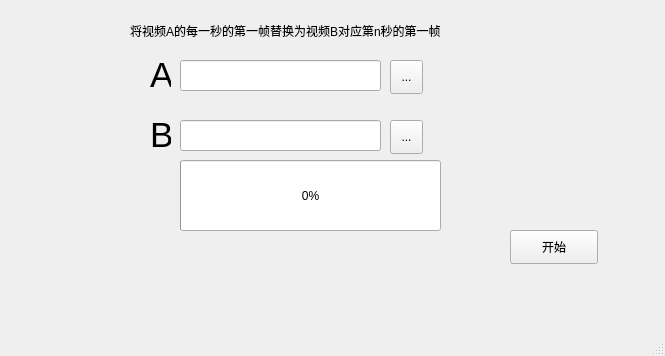
yichun822/Bshit, file mainwindow.ui: the form before one commit.
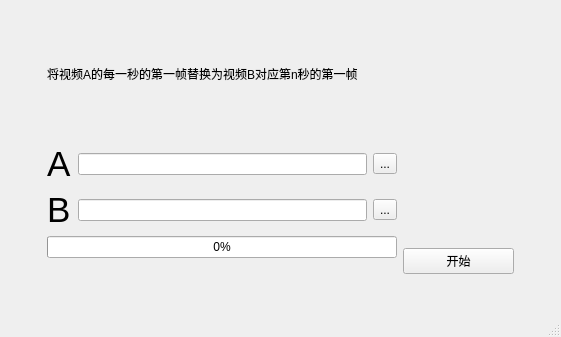
The form after the commit.

Commit message: 优化GUI布局+修bug

What changed in the file:
```diff
--- a/mainwindow.ui
+++ b/mainwindow.ui
@@ -6,125 +6,152 @@
    <rect>
     <x>0</x>
     <y>0</y>
-    <width>665</width>
-    <height>356</height>
+    <width>561</width>
+    <height>337</height>
    </rect>
   </property>
   <property name="windowTitle">
    <string>Bshit</string>
   </property>
   <widget class="QWidget" name="centralwidget">
-   <widget class="QPushButton" name="pushButton">
-    <property name="geometry">
-     <rect>
-      <x>510</x>
-      <y>230</y>
-      <width>88</width>
-      <height>34</height>
-     </rect>
-    </property>
-    <property name="text">
-     <string>开始</string>
-    </property>
-   </widget>
-   <widget class="QToolButton" name="toolButton">
-    <property name="geometry">
-     <rect>
-      <x>390</x>
-      <y>60</y>
-      <width>33</width>
-      <height>34</height>
-     </rect>
-    </property>
-    <property name="text">
-     <string>...</string>
-    </property>
-   </widget>
-   <widget class="QLineEdit" name="lineEdit">
-    <property name="geometry">
-     <rect>
-      <x>180</x>
-      <y>60</y>
-      <width>201</width>
-      <height>31</height>
-     </rect>
-    </property>
-   </widget>
-   <widget class="QLineEdit" name="lineEdit_2">
-    <property name="geometry">
-     <rect>
-      <x>180</x>
-      <y>120</y>
-      <width>201</width>
-      <height>31</height>
-     </rect>
-    </property>
-   </widget>
-   <widget class="QToolButton" name="toolButton_2">
-    <property name="geometry">
-     <rect>
-      <x>390</x>
-      <y>120</y>
-      <width>33</width>
-      <height>34</height>
-     </rect>
-    </property>
-    <property name="text">
-     <string>...</string>
-    </property>
-   </widget>
-   <widget class="QProgressBar" name="progressBar">
-    <property name="geometry">
-     <rect>
-      <x>180</x>
-      <y>160</y>
-      <width>261</width>
-      <height>71</height>
-     </rect>
-    </property>
-    <property name="value">
-     <number>0</number>
-    </property>
-   </widget>
-   <widget class="QLabel" name="label">
-    <property name="geometry">
-     <rect>
-      <x>130</x>
-      <y>20</y>
-      <width>411</width>
-      <height>21</height>
-     </rect>
-    </property>
-    <property name="text">
-     <string>将视频A的每一秒的第一帧替换为视频B对应第n秒的第一帧</string>
-    </property>
-   </widget>
-   <widget class="QLabel" name="label_2">
-    <property name="geometry">
-     <rect>
-      <x>150</x>
-      <y>50</y>
-      <width>21</width>
-      <height>51</height>
-     </rect>
-    </property>
-    <property name="text">
-     <string>&lt;html&gt;&lt;head/&gt;&lt;body&gt;&lt;p&gt;&lt;span style=&quot; font-size:26pt;&quot;&gt;A&lt;/span&gt;&lt;/p&gt;&lt;/body&gt;&lt;/html&gt;</string>
-    </property>
-   </widget>
-   <widget class="QLabel" name="label_3">
-    <property name="geometry">
-     <rect>
-      <x>150</x>
-      <y>110</y>
-      <width>21</width>
-      <height>51</height>
-     </rect>
-    </property>
-    <property name="text">
-     <string>&lt;html&gt;&lt;head/&gt;&lt;body&gt;&lt;p&gt;&lt;span style=&quot; font-size:26pt;&quot;&gt;B&lt;/span&gt;&lt;/p&gt;&lt;/body&gt;&lt;/html&gt;</string>
-    </property>
-   </widget>
+   <layout class="QHBoxLayout" name="horizontalLayout">
+    <item>
+     <spacer name="horizontalSpacer">
+      <property name="orientation">
+       <enum>Qt::Orientation::Horizontal</enum>
+      </property>
+      <property name="sizeHint" stdset="0">
+       <size>
+        <width>55</width>
+        <height>268</height>
+       </size>
+      </property>
+     </spacer>
+    </item>
+    <item>
+     <layout class="QVBoxLayout" name="verticalLayout">
+      <item>
+       <widget class="QLabel" name="label">
+        <property name="text">
+         <string>将视频A的每一秒的第一帧替换为视频B对应第n秒的第一帧</string>
+        </property>
+       </widget>
+      </item>
+      <item>
+       <layout class="QGridLayout" name="gridLayout">
+        <item row="0" column="0">
+         <widget class="QLabel" name="label_2">
+          <property name="text">
+           <string>&lt;html&gt;&lt;head/&gt;&lt;body&gt;&lt;p&gt;&lt;span style=&quot; font-size:26pt;&quot;&gt;A&lt;/span&gt;&lt;/p&gt;&lt;/body&gt;&lt;/html&gt;</string>
+          </property>
+         </widget>
+        </item>
+        <item row="0" column="1">
+         <widget class="QLineEdit" name="lineEdit"/>
+        </item>
+        <item row="0" column="2">
+         <widget class="QToolButton" name="toolButton">
+          <property name="text">
+           <string>...</string>
+          </property>
+         </widget>
+        </item>
+        <item row="1" column="0">
+         <widget class="QLabel" name="label_3">
+          <property name="text">
+           <string>&lt;html&gt;&lt;head/&gt;&lt;body&gt;&lt;p&gt;&lt;span style=&quot; font-size:26pt;&quot;&gt;B&lt;/span&gt;&lt;/p&gt;&lt;/body&gt;&lt;/html&gt;</string>
+          </property>
+         </widget>
+        </item>
+        <item row="1" column="1">
+         <widget class="QLineEdit" name="lineEdit_2"/>
+        </item>
+        <item row="1" column="2">
+         <widget class="QToolButton" name="toolButton_2">
+          <property name="text">
+           <string>...</string>
+          </property>
+         </widget>
+        </item>
+       </layout>
+      </item>
+      <item>
+       <widget class="QProgressBar" name="progressBar">
+        <property name="value">
+         <number>0</number>
+        </property>
+       </widget>
+      </item>
+      <item>
+       <spacer name="horizontalSpacer_2">
+        <property name="orientation">
+         <enum>Qt::Orientation::Horizontal</enum>
+        </property>
+        <property name="sizeHint" stdset="0">
+         <size>
+          <width>368</width>
+          <height>48</height>
+         </size>
+        </property>
+       </spacer>
+      </item>
+     </layout>
+    </item>
+    <item>
+     <layout class="QVBoxLayout" name="verticalLayout_2">
+      <item>
+       <spacer name="verticalSpacer">
+        <property name="orientation">
+         <enum>Qt::Orientation::Vertical</enum>
+        </property>
+        <property name="sizeHint" stdset="0">
+         <size>
+          <width>138</width>
+          <height>188</height>
+         </size>
+        </property>
+       </spacer>
+      </item>
+      <item>
+       <layout class="QGridLayout" name="gridLayout_2">
+        <item row="0" column="0">
+         <widget class="QPushButton" name="pushButton">
+          <property name="text">
+           <string>开始</string>
+          </property>
+         </widget>
+        </item>
+        <item row="0" column="1" rowspan="2">
+         <spacer name="verticalSpacer_2">
+          <property name="orientation">
+           <enum>Qt::Orientation::Vertical</enum>
+          </property>
+          <property name="sizeHint" stdset="0">
+           <size>
+            <width>38</width>
+            <height>58</height>
+           </size>
+          </property>
+         </spacer>
+        </item>
+        <item row="1" column="0">
+         <spacer name="horizontalSpacer_3">
+          <property name="orientation">
+           <enum>Qt::Orientation::Horizontal</enum>
+          </property>
+          <property name="sizeHint" stdset="0">
+           <size>
+            <width>128</width>
+            <height>13</height>
+           </size>
+          </property>
+         </spacer>
+        </item>
+       </layout>
+      </item>
+     </layout>
+    </item>
+   </layout>
   </widget>
   <widget class="QMenuBar" name="menubar">
    <property name="geometry">
```
Left out of the diff: 2 changed lines with no effect on the pictures. The commit also changes 2 other files.
